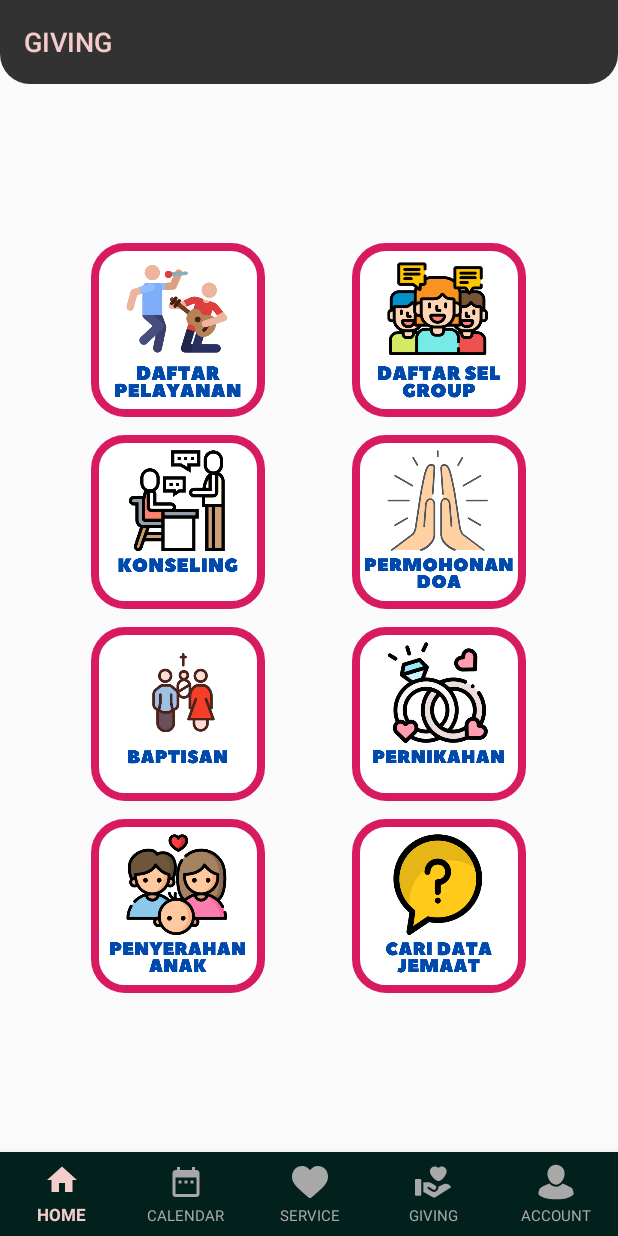
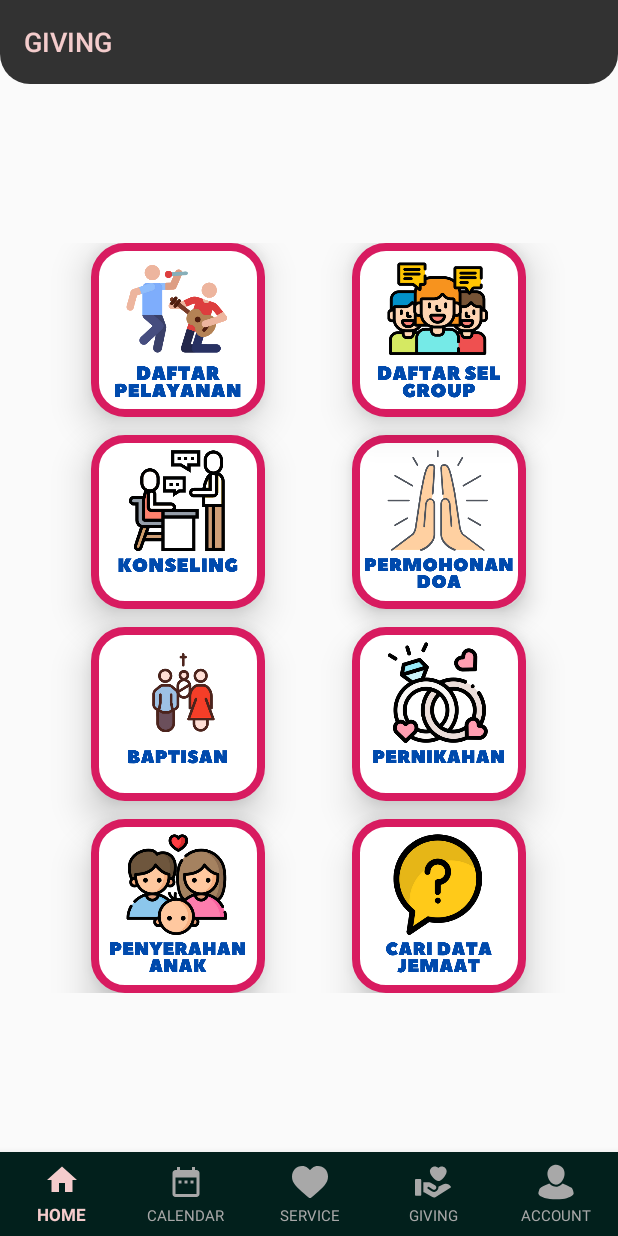
Before and after one commit to kevinowen7/ProjectAndroidGBI, an Android app: the fragment ServiceFragment placed in its activity, on a phone screen of 412 x 824 dp. Run offline under Robolectric (Android 15) with nearby library versions, the phone set to English and light mode, and no system bars; our stand-ins replace Picasso; pictures from the network do not load.

Commit message:
add my_history

```diff
--- a/app/build.gradle
+++ b/app/build.gradle
@@ -39,4 +39,5 @@ dependencies {
 
     implementation 'androidx.swiperefreshlayout:swiperefreshlayout:1.0.0'
     implementation 'com.android.support:recyclerview-v7:28.0.0'
+    implementation 'com.android.support:cardview-v7:28.0.0'
 }
--- a/app/src/main/res/layout/activity_my_history.xml
+++ b/app/src/main/res/layout/activity_my_history.xml
@@ -74,7 +74,7 @@
     <View
         android:id="@+id/divider_top"
         android:layout_width="match_parent"
-        android:layout_height="1dp"
+        android:layout_height="3dp"
         android:layout_marginTop="@dimen/activity_margin_large"
         android:layout_marginStart="@dimen/activity_margin_medium_large"
         android:layout_marginEnd="@dimen/activity_margin_medium_large"
@@ -102,7 +102,7 @@
     <View
         android:id="@+id/divider_bottom"
         android:layout_width="match_parent"
-        android:layout_height="1dp"
+        android:layout_height="3dp"
         android:layout_marginBottom="@dimen/activity_margin_medium"
         android:layout_alignParentBottom="true"
         android:layout_marginTop="@dimen/activity_margin_small_medium"
--- a/app/src/main/res/layout/fragment_my_account.xml
+++ b/app/src/main/res/layout/fragment_my_account.xml
@@ -168,6 +168,7 @@
             android:layout_weight="1"
             android:text="@string/edit_profile"
             android:textColor="@color/colorAccent"
+            android:elevation="@dimen/elevation"
             android:textSize="@dimen/sub_form"
             android:paddingTop="@dimen/activity_margin_small"
             android:layout_marginEnd="@dimen/activity_margin_medium_large"
@@ -183,6 +184,7 @@
             android:gravity="center"
             android:text="@string/logout"
             android:layout_marginStart="@dimen/activity_margin_medium_large"
+            android:elevation="@dimen/elevation"
             android:textColor="@color/white"
             android:textSize="@dimen/sub_form"
             android:paddingTop="@dimen/activity_margin_small"
--- a/app/src/main/res/layout/fragment_service.xml
+++ b/app/src/main/res/layout/fragment_service.xml
@@ -25,6 +25,7 @@
                 android:paddingStart="@dimen/activity_margin_small_medium"
                 android:paddingTop="@dimen/activity_margin_small_medium"
                 android:paddingBottom="@dimen/activity_margin_small_medium"
+                android:elevation="@dimen/elevation"
                 android:paddingEnd="@dimen/activity_margin_small_medium"
                 android:layout_height="wrap_content"
                 android:background="@drawable/button_edit"
@@ -38,6 +39,7 @@
                 android:layout_gravity="center"
                 android:paddingStart="@dimen/activity_margin_small_medium"
                 android:paddingTop="@dimen/activity_margin_small_medium"
+                android:elevation="@dimen/elevation"
                 android:paddingBottom="@dimen/activity_margin_small_medium"
                 android:paddingEnd="@dimen/activity_margin_small_medium"
                 android:layout_height="wrap_content"
@@ -54,6 +56,7 @@
                 android:paddingTop="@dimen/activity_margin_small_medium"
                 android:paddingBottom="@dimen/activity_margin_small_medium"
                 android:paddingEnd="@dimen/activity_margin_small_medium"
+                android:elevation="@dimen/elevation"
                 android:layout_height="wrap_content"
                 android:background="@drawable/button_edit"
                 android:src="@mipmap/baptis"
@@ -68,6 +71,7 @@
                 android:paddingBottom="@dimen/activity_margin_small_medium"
                 android:paddingEnd="@dimen/activity_margin_small_medium"
                 android:layout_height="wrap_content"
+                android:elevation="@dimen/elevation"
                 android:layout_marginTop="@dimen/activity_margin_medium"
                 android:background="@drawable/button_edit"
                 android:src="@mipmap/anak"
@@ -86,6 +90,7 @@
                 android:id="@+id/menu_sel_group"
                 android:layout_width="wrap_content"
                 android:layout_gravity="center"
+                android:elevation="@dimen/elevation"
                 android:paddingStart="@dimen/activity_margin_small_medium"
                 android:paddingTop="@dimen/activity_margin_small_medium"
                 android:paddingBottom="@dimen/activity_margin_small_medium"
@@ -105,6 +110,7 @@
                 android:paddingBottom="@dimen/activity_margin_small_medium"
                 android:paddingEnd="@dimen/activity_margin_small_medium"
                 android:layout_height="wrap_content"
+                android:elevation="10dp"
                 android:background="@drawable/button_edit"
                 android:src="@mipmap/doa"
                 android:layout_marginBottom="@dimen/activity_margin_medium"
@@ -117,6 +123,7 @@
                 android:paddingStart="@dimen/activity_margin_small_medium"
                 android:paddingTop="@dimen/activity_margin_small_medium"
                 android:paddingBottom="@dimen/activity_margin_small_medium"
+                android:elevation="@dimen/elevation"
                 android:paddingEnd="@dimen/activity_margin_small_medium"
                 android:layout_height="wrap_content"
                 android:background="@drawable/button_edit"
@@ -131,6 +138,7 @@
                 android:paddingTop="@dimen/activity_margin_small_medium"
                 android:paddingBottom="@dimen/activity_margin_small_medium"
                 android:paddingEnd="@dimen/activity_margin_small_medium"
+                android:elevation="@dimen/elevation"
                 android:layout_height="wrap_content"
                 android:layout_marginTop="@dimen/activity_margin_medium"
                 android:background="@drawable/button_edit"
--- a/app/src/main/res/values/dimens.xml
+++ b/app/src/main/res/values/dimens.xml
@@ -35,4 +35,5 @@
 
     <dimen name="show_password_padding">6dp</dimen>
     <dimen name="forgot_password">200dp</dimen>
+    <dimen name="elevation">15dp</dimen>
 </resources>
```
Also changed, not shown: app/src/main/res/layout/fragment_home.xml (+6 -1 lines), app/src/main/ic_podcast_image-web.png (deleted), app/src/main/ic_video_image-web.png (deleted).
